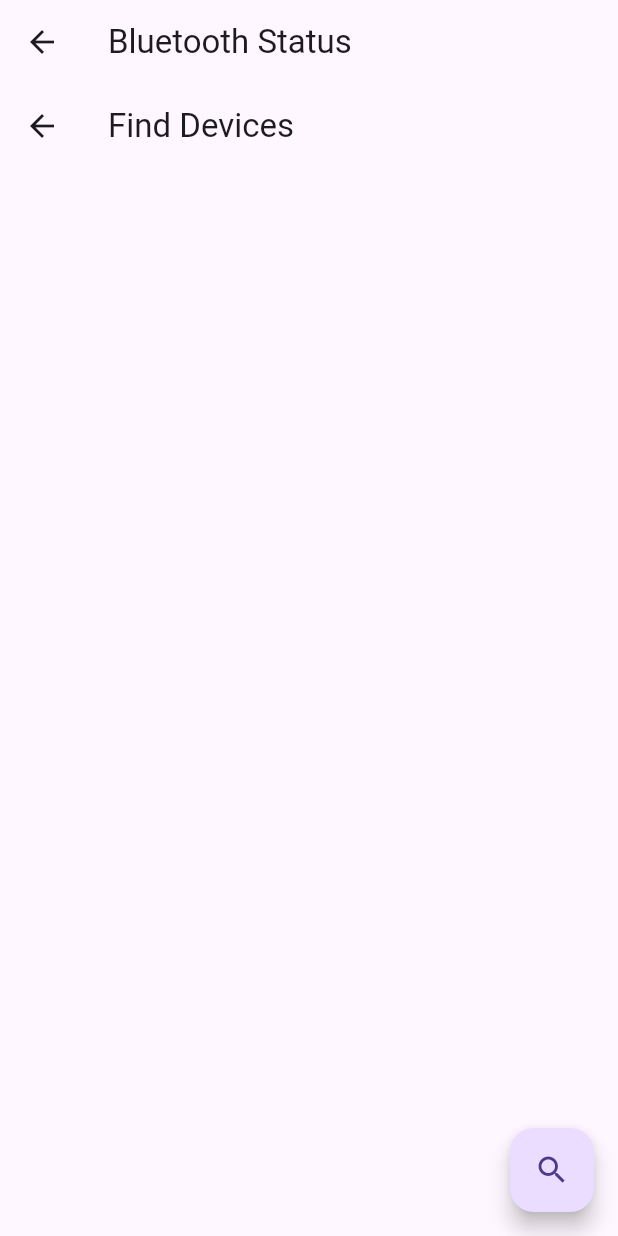
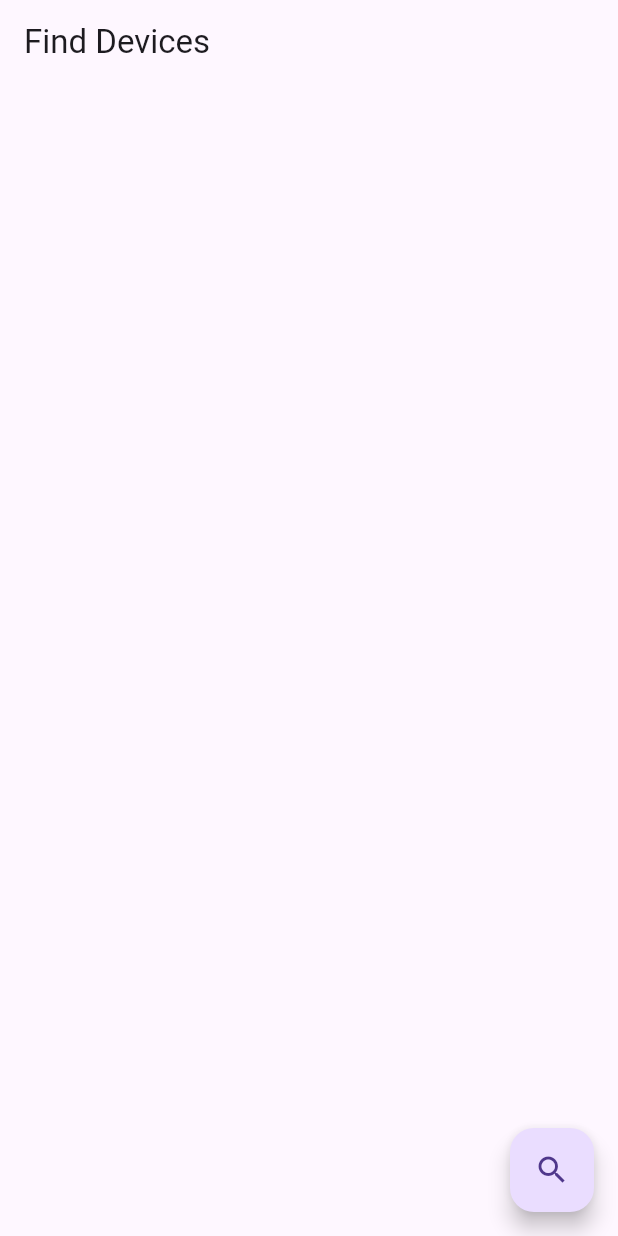
Before and after one commit to ChrisAlegria/Color-ControLED, a Flutter app: the screen it shows after launch, after a tap on "Conectar Bluetooth", on a phone screen of 412 x 824 dp. Run offline on Flutter 3.47's test engine with Material 3 defaults, Android fonts, the phone set to English and light mode, and no system bars; our stand-ins replace flutter_blue, flutter_bluetooth_serial, permission_handler; missing offline and left inert: flutter_circle_color_picker.

Commit message:
Init: Bluetooth Seccion

```diff
--- a/lib/bluetooth_status_screen.dart
+++ b/lib/bluetooth_status_screen.dart
@@ -1,80 +1,114 @@
+import 'package:color_control_led/device_screen.dart';
 import 'package:flutter/material.dart';
 import 'package:flutter_blue/flutter_blue.dart';
-import 'find_devices_screen.dart';
+// import 'package:colortest/color_picker_screen.dart';
+// import 'package:colortest/main_page.dart';
 
-class BluetoothStatusScreen extends StatelessWidget {
-  const BluetoothStatusScreen({Key? key}) : super(key: key);
+void main() {
+  runApp(const FlutterBlueApp());
+}
+
+class FlutterBlueApp extends StatelessWidget {
+  const FlutterBlueApp({super.key});
+
+  @override
+  Widget build(BuildContext context) {
+    return MaterialApp(
+      color: Colors.lightBlue,
+      home: StreamBuilder<BluetoothState>(
+          stream: FlutterBlue.instance.state,
+          initialData: BluetoothState.unknown,
+          builder: (c, snapshot) {
+            final state = snapshot.data;
+            if (state == BluetoothState.on) {
+              return const FindDevicesScreen();
+            }
+            return BluetoothOffScreen(state: state);
+          }),
+    );
+  }
+}
+
+class BluetoothOffScreen extends StatelessWidget {
+  const BluetoothOffScreen({Key? key, this.state}) : super(key: key);
+
+  final BluetoothState? state;
+
+  @override
+  Widget build(BuildContext context) {
+    return Scaffold(
+      backgroundColor: const Color.fromARGB(255, 255, 255, 255),
+      body: Center(
+        child: Column(
+          mainAxisSize: MainAxisSize.min,
+          children: <Widget>[
+            const Icon(
+              Icons.bluetooth_disabled,
+              size: 200.0,
+              color: Color.fromARGB(137, 48, 48, 48),
+            ),
+            Text(
+              'Bluetooth Adapter is ${state != null ? state.toString().substring(15) : 'not available'}.',
+            ),
+          ],
+        ),
+      ),
+    );
+  }
+}
+
+class FindDevicesScreen extends StatelessWidget {
+  const FindDevicesScreen({super.key});
 
   @override
   Widget build(BuildContext context) {
     return Scaffold(
       appBar: AppBar(
-        title: const Text('Bluetooth Status'),
+        title: const Text('Find Devices'),
       ),
-      body: StreamBuilder<BluetoothState>(
-        stream: FlutterBlue.instance.state,
-        initialData: BluetoothState.unknown,
-        builder: (context, snapshot) {
-          final state = snapshot.data;
-          if (state == BluetoothState.on) {
-            return const FindDevicesScreen();
+      body: SingleChildScrollView(
+        child: Column(
+          children: <Widget>[
+            StreamBuilder<List<ScanResult>>(
+              stream: FlutterBlue.instance.scanResults,
+              initialData: const [],
+              builder: (c, snapshot) => Column(
+                children: snapshot.data!
+                    .map((result) => ListTile(
+                          title: Text(result.device.name == ""
+                              ? "No Name "
+                              : result.device.name),
+                          subtitle: Text(result.device.id.toString()),
+                          onTap: () => Navigator.of(context)
+                              .push(MaterialPageRoute(builder: (context) {
+                            result.device.connect();
+                            return DeviceScreen(device: result.device);
+                          })),
+                        ))
+                    .toList(),
+              ),
+            ),
+          ],
+        ),
+      ),
+      floatingActionButton: StreamBuilder<bool>(
+        stream: FlutterBlue.instance.isScanning,
+        initialData: false,
+        builder: (c, snapshot) {
+          if (snapshot.data!) {
+            return FloatingActionButton(
+              onPressed: () => FlutterBlue.instance.stopScan(),
+              backgroundColor: Colors.red,
+              child: const Icon(Icons.stop),
+            );
           } else {
-            return BluetoothOffScreen(state: state);
+            return FloatingActionButton(
+                child: const Icon(Icons.search),
+                onPressed: () => FlutterBlue.instance
+                    .startScan(timeout: const Duration(seconds: 4)));
           }
         },
       ),
     );
   }
 }
-
-class BluetoothOffScreen extends StatelessWidget {
-  final BluetoothState? state;
-
-  const BluetoothOffScreen({Key? key, this.state}) : super(key: key);
-
-  @override
-  Widget build(BuildContext context) {
-    return Center(
-      child: Column(
-        mainAxisAlignment: MainAxisAlignment.center,
-        children: [
-          const Icon(
-            Icons.bluetooth_disabled,
-            size: 200.0,
-            color: Colors.black54,
-          ),
-          Text(
-            'Bluetooth está ${state != null ? state.toString().substring(15) : 'no disponible'}.',
-          ),
-          ElevatedButton(
-            onPressed: () {
-              _openBluetoothSettings(context);
-            },
-            child: const Text('Encender Bluetooth'),
-          ),
-        ],
-      ),
-    );
-  }
-
-  void _openBluetoothSettings(BuildContext context) {
-    showDialog(
-      context: context,
-      builder: (context) {
-        return AlertDialog(
-          title: const Text('Activar Bluetooth'),
-          content: const Text(
-              'Por favor, enciende el Bluetooth desde la configuración del dispositivo.'),
-          actions: [
-            TextButton(
-              onPressed: () {
-                Navigator.pop(context);
-              },
-              child: const Text('OK'),
-            ),
-          ],
-        );
-      },
-    );
-  }
-}
--- a/lib/device_screen.dart
+++ b/lib/device_screen.dart
@@ -13,12 +13,14 @@ class DeviceScreen extends StatelessWidget {
                 ListTile(
                   title: const Text("OFF"),
                   onTap: () {
+                    // print(e.characteristics);
                     e.characteristics[0].write([0]);
                   },
                 ),
                 ListTile(
                   title: const Text("ON"),
                   onTap: () {
+                    // print(e.characteristics);
                     e.characteristics[0].write([1]);
                   },
                 ),
@@ -91,11 +93,11 @@ class DeviceScreen extends StatelessWidget {
                       ),
                       const IconButton(
                         icon: SizedBox(
+                          width: 18.0,
+                          height: 18.0,
                           child: CircularProgressIndicator(
                             valueColor: AlwaysStoppedAnimation(Colors.grey),
                           ),
-                          width: 18.0,
-                          height: 18.0,
                         ),
                         onPressed: null,
                       )
--- a/lib/main.dart
+++ b/lib/main.dart
@@ -92,7 +92,7 @@ class _MainPageState extends State<MainPage> {
                 Navigator.push(
                   context,
                   MaterialPageRoute(
-                      builder: (context) => const BluetoothStatusScreen()),
+                      builder: (context) => const FlutterBlueApp()),
                 );
               },
               child: const Text('Conectar Bluetooth'),
--- a/pubspec.yaml
+++ b/pubspec.yaml
@@ -37,6 +37,8 @@ dependencies:
   cupertino_icons: ^1.0.6
   flutter_circle_color_picker: ^0.3.0
   flutter_blue: ^0.8.0
+  flutter_bluetooth_serial: ^0.4.0
+  permission_handler: ^11.0.1
 
 dev_dependencies:
   flutter_test:
```
Also changed, not shown: lib/find_devices_screen.dart (+197 -51 lines), lib/widgets/action_button.dart (added, +35 -0 lines), pubspec.lock, 2 other files.
